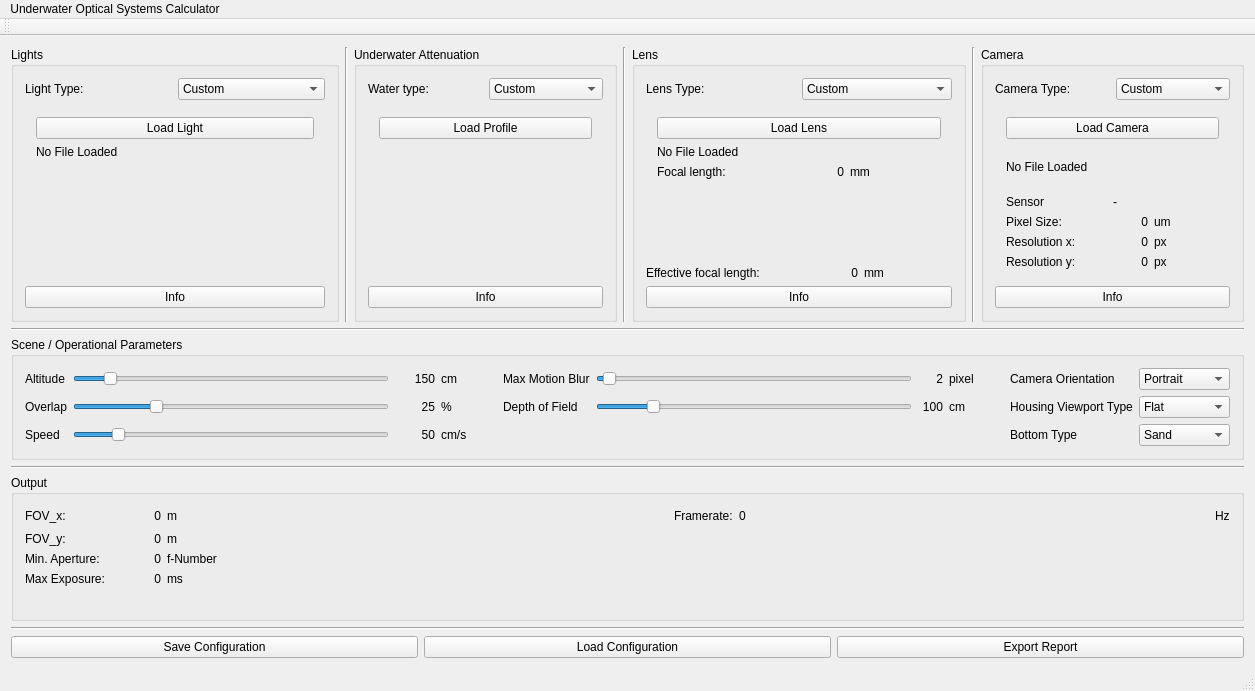
The window that qt/UWOpticalSystemDesigner/mainwindow.ui (gidobot/UWOpticalSystemsDesignTools) describes before a commit, drawn with Qt 5.
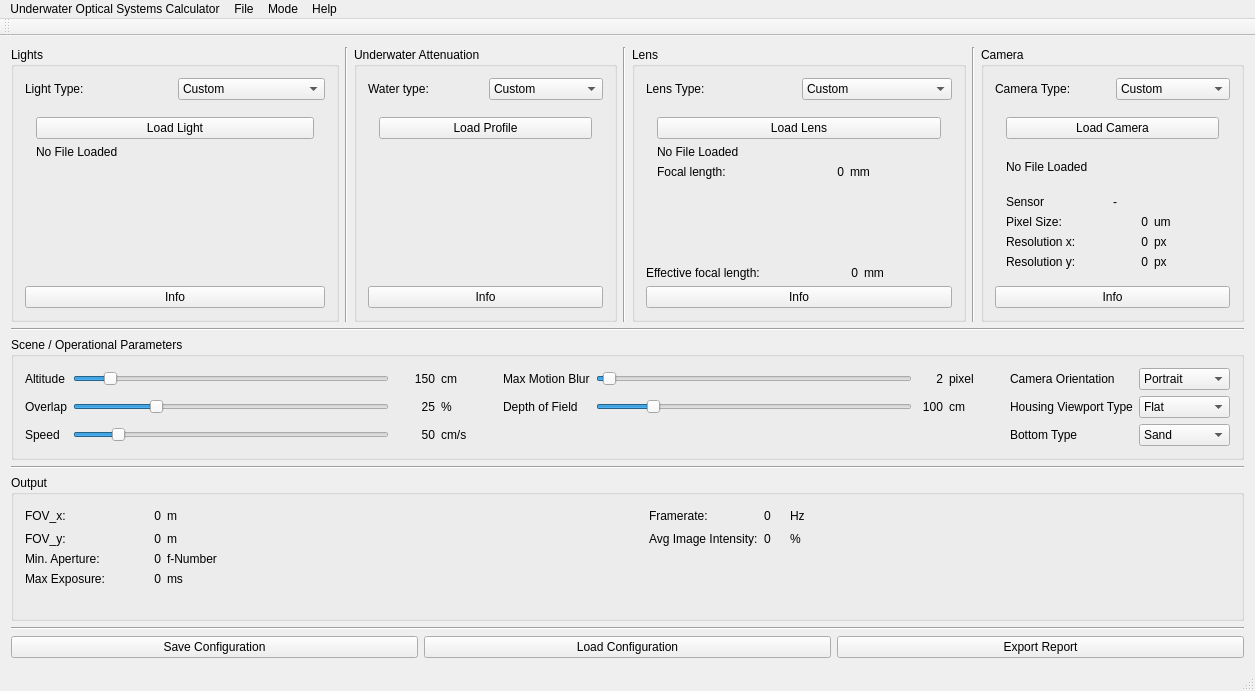
The same window after the commit.

```diff
--- a/qt/UWOpticalSystemDesigner/mainwindow.ui
+++ b/qt/UWOpticalSystemDesigner/mainwindow.ui
@@ -1488,7 +1488,7 @@
          </property>
         </widget>
        </item>
-       <item row="0" column="6">
+       <item row="0" column="8">
         <spacer name="horizontalSpacer_7">
          <property name="orientation">
           <enum>Qt::Horizontal</enum>
@@ -1501,6 +1501,27 @@
          </property>
         </spacer>
        </item>
+       <item row="1" column="4">
+        <widget class="QLabel" name="imgAvgValueLabel">
+         <property name="text">
+          <string>Avg Image Intensity:</string>
+         </property>
+        </widget>
+       </item>
+       <item row="1" column="5">
+        <widget class="QLabel" name="avgImgValueValueLabel">
+         <property name="text">
+          <string>0</string>
+         </property>
+        </widget>
+       </item>
+       <item row="1" column="7">
+        <widget class="QLabel" name="avgImageValueUnitsLabel">
+         <property name="text">
+          <string>%</string>
+         </property>
+        </widget>
+       </item>
       </layout>
      </widget>
     </item>
@@ -1555,7 +1576,28 @@
      <string>Underwater Optical Systems Calculator</string>
     </property>
    </widget>
+   <widget class="QMenu" name="menuFIle">
+    <property name="title">
+     <string>File</string>
+    </property>
+    <addaction name="separator"/>
+    <addaction name="actionSave"/>
+    <addaction name="actionLoad"/>
+   </widget>
+   <widget class="QMenu" name="menuHelp">
+    <property name="title">
+     <string>Help</string>
+    </property>
+   </widget>
+   <widget class="QMenu" name="menuMode">
+    <property name="title">
+     <string>Mode</string>
+    </property>
+   </widget>
    <addaction name="menuUnderwater_Optical_Systems_Calculator"/>
+   <addaction name="menuFIle"/>
+   <addaction name="menuMode"/>
+   <addaction name="menuHelp"/>
   </widget>
   <widget class="QToolBar" name="mainToolBar">
    <attribute name="toolBarArea">
```
Left out of the diff: 82 changed lines with no effect on the pictures.
